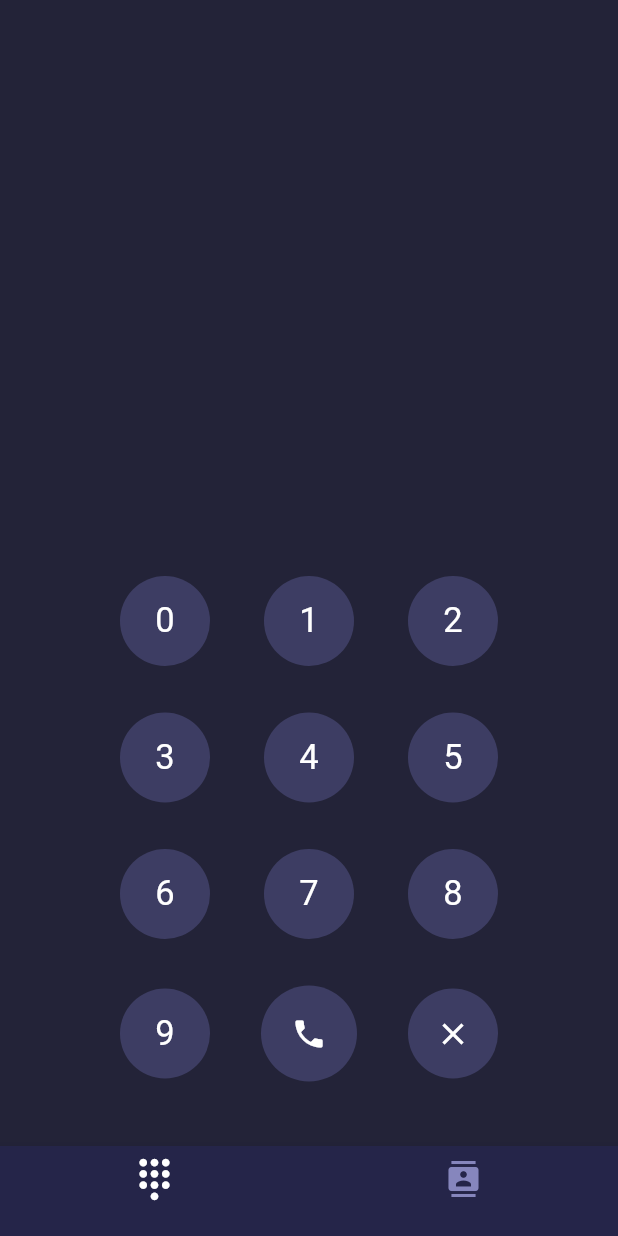
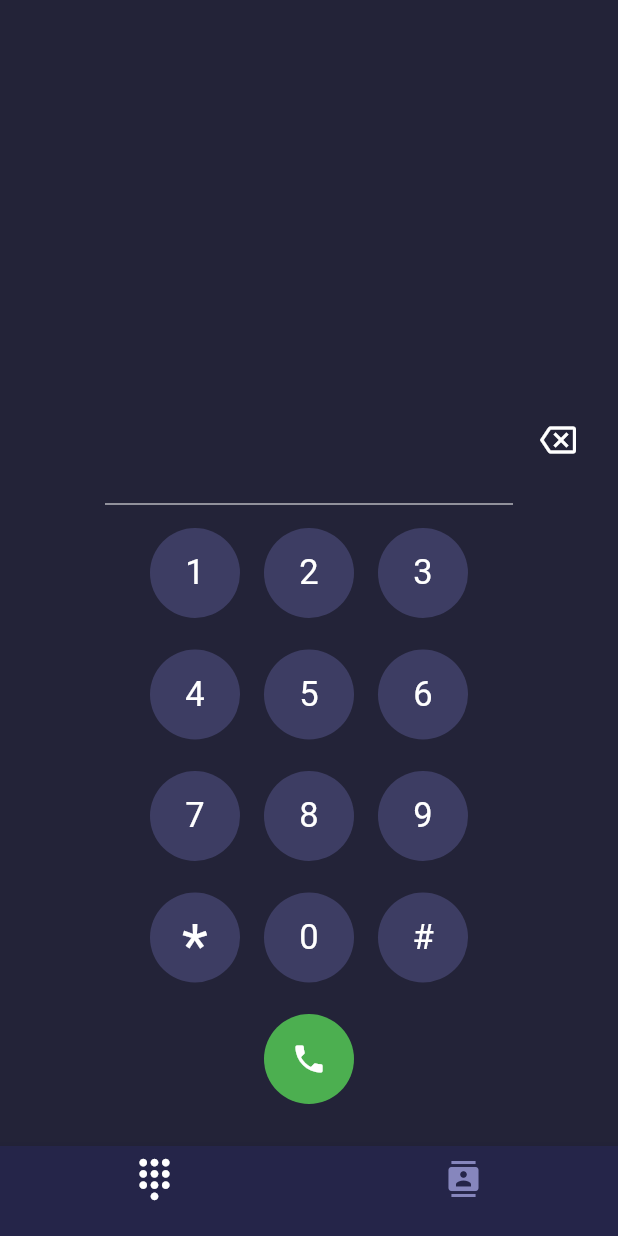
Before and after one commit to m0inur/Contacts-Flutter, a Flutter app: the PhoneDialer screen opened by its route, on a phone screen of 412 x 824 dp. Run offline on Flutter 3.47's test engine with Material 2 defaults, Android fonts, the phone set to English and light mode, and no system bars; our stand-ins replace cloud_firestore, firebase_auth, firebase_core, image_picker, lottie, sqflite and 1 more; missing offline and left inert: flutter_phone_direct_caller, flutter_sms; accounts and stored records are empty.

Commit message:
Fixed remove button of dialer page

```diff
--- a/lib/pages/contact_pages/details.dart
+++ b/lib/pages/contact_pages/details.dart
@@ -3,6 +3,7 @@ import 'package:contacts/firebaseContacts.dart';
 import 'package:contacts/sqflite.dart';
 import 'package:flutter/cupertino.dart';
 import 'package:flutter/material.dart';
+import 'package:flutter_sms/flutter_sms.dart';
 import 'package:flutter_phone_direct_caller/flutter_phone_direct_caller.dart';
 
 class ContactDetails extends StatefulWidget {
@@ -98,9 +99,11 @@ class _ContactDetailsState extends State<ContactDetails> {
         ),
 
         TextButton(
-          onPressed: () {
-            Navigator.pushReplacementNamed(context, "/message", arguments: {
-              "number": contact["mobile"].toString(),
+          onPressed: () async {
+            List<String> numbers = [contact["mobile"].toString()];
+            String _result = await sendSMS(message: "", recipients: numbers)
+                .catchError((onError) {
+              print(onError);
             });
           },
           child: CircleAvatar(
--- a/lib/pages/phoneDialer.dart
+++ b/lib/pages/phoneDialer.dart
@@ -9,6 +9,8 @@ class PhoneDialer extends StatefulWidget {
 
 class _PhoneDialerState extends State<PhoneDialer> {
   final numberController = TextEditingController(text: "");
+  double circleAvatarYGap = 5;
+  double buttonLeftGap = 340;
 
   @override
   void dispose() {
@@ -17,20 +19,19 @@ class _PhoneDialerState extends State<PhoneDialer> {
     super.dispose();
   }
 
-  void _callNumber() async{
+  void _callNumber() async {
     FlutterPhoneDirectCaller.callNumber(numberController.text);
   }
 
-  Widget build(BuildContext context) {
   Widget circleAvatar(text, fontSize) {
     return TextButton(
       onPressed: () {
-          if(numberController.text.length > 15) return;
+        if (numberController.text.length > 15) return;
         setState(() {
+          print(fontSize);
           numberController.text += text;
         });
       },
-
       child: Column(
         children: [
           CircleAvatar(
@@ -46,18 +47,23 @@ class _PhoneDialerState extends State<PhoneDialer> {
             radius: 30,
           ),
           SizedBox(
-              width: 80,
+            width: 20,
           ),
         ],
       ),
     );
   }
 
+  Widget build(BuildContext context) {
     Widget dialPad() {
       return Column(
         children: [
+          Stack(
+            fit: StackFit.loose,
+            children: [
+
               Padding(
-            padding: EdgeInsets.all(15),
+                padding: EdgeInsets.fromLTRB(90, 15, 15, 15),
                 child: Text(
                   numberController.text,
                   style: TextStyle(
@@ -66,46 +72,87 @@ class _PhoneDialerState extends State<PhoneDialer> {
                 ),
               ),
 
+              Positioned(
+                left: buttonLeftGap,
+                child: TextButton(
+                  onPressed: () {
+                    print("Cut");
+                    var text = numberController.text;
+                    if(text == "") return;
+                    setState(() {
+                      var subString = text.substring(0, text.length - 1);
+
+                      numberController.text = subString;
+                    });
+                  },
+                  child: Icon(
+                    Icons.backspace_outlined,
+                    color: Colors.white,
+                  ),
+                ),
+              ),
+
+              Divider(
+                color: Colors.transparent,
+              ),
+            ],
+
+            clipBehavior: Clip.none,
+          ),
+
+          Divider(
+            color: Colors.white,
+            indent: 70,
+            endIndent: 70,
+          ),
+
           Row(
             mainAxisAlignment: MainAxisAlignment.center,
             children: [
-              circleAvatar("0", 23.0),
               circleAvatar("1", 23.0),
               circleAvatar("2", 23.0),
+              circleAvatar("3", 23.0),
             ],
           ),
+          SizedBox(
+            height: circleAvatarYGap,
+          ),
 
-          SizedBox(
-            height: 15,
-          ),
           Row(
             mainAxisAlignment: MainAxisAlignment.center,
             children: [
-              circleAvatar("3", 23.0),
               circleAvatar("4", 23.0),
               circleAvatar("5", 23.0),
+              circleAvatar("6", 23.0),
             ],
           ),
+          SizedBox(
+            height: circleAvatarYGap,
+          ),
 
-          SizedBox(
-            height: 15,
-          ),
           Row(
             mainAxisAlignment: MainAxisAlignment.center,
             children: [
-              circleAvatar("6", 23.0),
               circleAvatar("7", 23.0),
               circleAvatar("8", 23.0),
+              circleAvatar("9", 23.0),
             ],
           ),
+          SizedBox(
+            height: circleAvatarYGap,
+          ),
 
-          SizedBox(
-            height: 15,
-          ),
           Row(
             mainAxisAlignment: MainAxisAlignment.center,
             children: [
-              circleAvatar("9", 23.0),
+              circleAvatar("*", 40.0),
+              circleAvatar("0", 23.0),
+              circleAvatar("#", 23.0),
+            ],
+          ),
+          SizedBox(
+            height: circleAvatarYGap,
+          ),
 
           TextButton(
             onPressed: () {
@@ -114,46 +161,12 @@ class _PhoneDialerState extends State<PhoneDialer> {
             child: Column(
               children: [
                 CircleAvatar(
-                      backgroundImage:
-                          AssetImage("assets/transparent-circle.png"),
-                      backgroundColor: Color(0xff3d3d63),
+                  backgroundImage: AssetImage("assets/transparent-circle.png"),
+                  backgroundColor: Colors.green,
                   child: Padding(
                     padding: const EdgeInsets.all(12.0),
                     child: Icon(
                       Icons.phone,
-                          color: Colors.white,
-                        ),
-                      ),
-                      radius: 32,
-                    ),
-                    SizedBox(
-                      width: 80,
-                    ),
-                  ],
-                ),
-              ),
-
-              TextButton(
-                onPressed: () {
-                  var text = numberController.text;
-                  if(text == "") return;
-                  setState(() {
-                    var subString = text.substring(0, text.length - 1);
-
-                    numberController.text = subString;
-                  });
-                },
-
-                child: Column(
-                  children: [
-                    CircleAvatar(
-                      backgroundImage:
-                      AssetImage("assets/transparent-circle.png"),
-                      backgroundColor: Color(0xff3d3d63),
-                      child: Padding(
-                        padding: const EdgeInsets.all(12.0),
-                        child: Icon(
-                          Icons.close,
                       color: Colors.white,
                     ),
                   ),
@@ -166,18 +179,12 @@ class _PhoneDialerState extends State<PhoneDialer> {
             ),
           ),
         ],
-          ),
-
-          SizedBox(
-            height: 15,
-          ),
-        ],
       );
     }
 
     void _onItemTapped(int index) {
       setState(() {
-        if(index == 1) {
+        if (index == 1) {
           Navigator.pushReplacement(
             context,
             PageRouteBuilder(
@@ -195,7 +202,6 @@ class _PhoneDialerState extends State<PhoneDialer> {
     BottomNavigationBar bottomNavigationBar() {
       return BottomNavigationBar(
         backgroundColor: new Color(0xff252549),
-
         items: const <BottomNavigationBarItem>[
           BottomNavigationBarItem(
             icon: Icon(
@@ -227,9 +233,7 @@ class _PhoneDialerState extends State<PhoneDialer> {
               SizedBox(height: 20),
             ],
           ),
-
         ),
-        bottomNavigationBar: bottomNavigationBar()
-    );
+        bottomNavigationBar: bottomNavigationBar());
   }
 }
```
Lines whose indentation alone changed are shown as unchanged.
